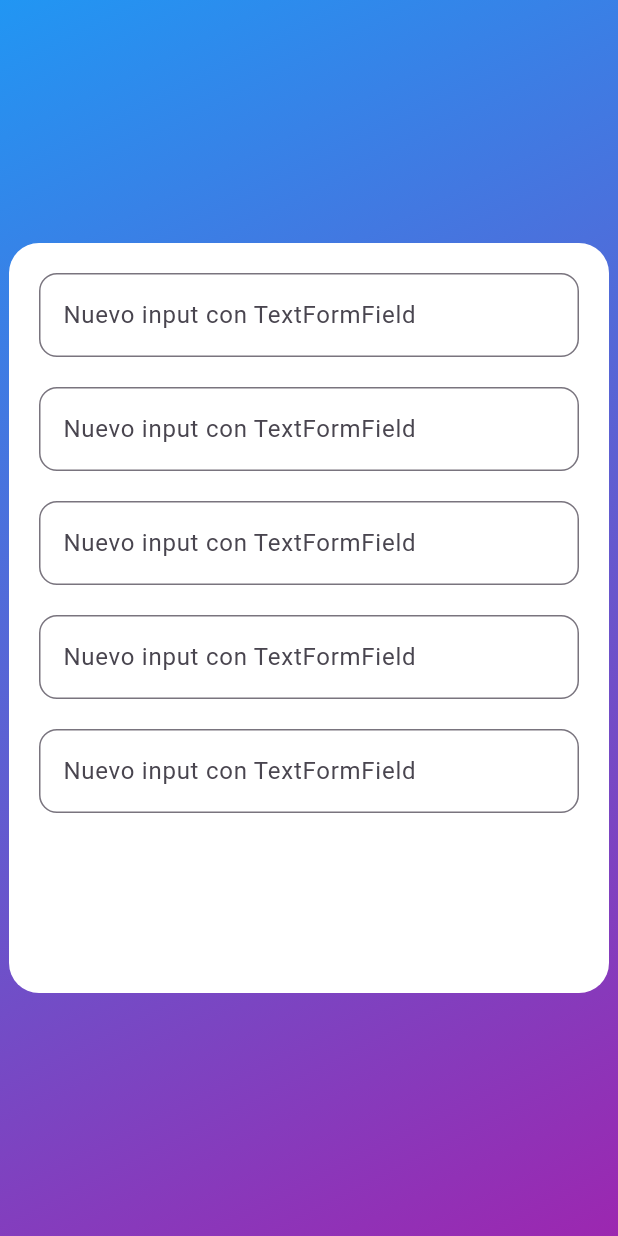
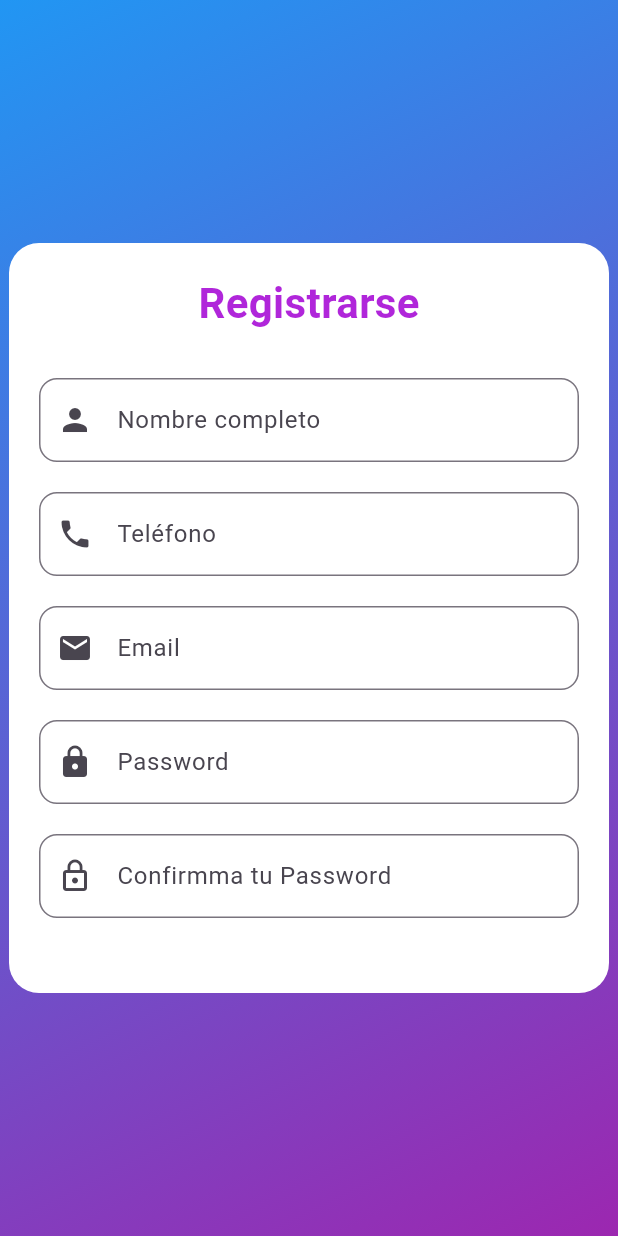
Before and after one commit to pcaliman2/Loginux, a Flutter app: the screen it shows after launch, on a phone screen of 412 x 824 dp. Run offline on Flutter 3.47's test engine with Material 3 defaults, Android fonts, the light colour scheme and no system bars.

Commit message:
iconos y texto

```diff
--- a/lib/main.dart
+++ b/lib/main.dart
@@ -40,65 +40,81 @@ class MyApp extends StatelessWidget {
                 // Con este Column puedo ir agregando elementos
                 child: Column(
                   children: [
-                    //  TextFormField 01
+                    Text(
+                      "Registrarse",
+                      style: TextStyle(
+                        fontSize: 28,
+                        fontWeight: FontWeight.bold,
+                        color: const Color.fromARGB(221, 164, 5, 212),
+                      ),
+                    ),
+
+                    const SizedBox(height: 30),
+
+                    //  TextFormField Nombre
                     TextFormField(
                       decoration: InputDecoration(
-                        labelText: "Nuevo input con TextFormField",
+                        labelText: "Nombre completo",
                         border: OutlineInputBorder(
                           borderRadius: BorderRadius.circular(12),
                         ),
+                        prefixIcon: Icon(Icons.person),
                       ),
                     ),
 
                     // espacio entre inputs
                     const SizedBox(height: 20),
 
-                    //  TextFormField 02
+                    //  TextFormField Telefono
                     TextFormField(
                       decoration: InputDecoration(
-                        labelText: "Nuevo input con TextFormField",
+                        labelText: "Teléfono",
                         border: OutlineInputBorder(
                           borderRadius: BorderRadius.circular(12),
                         ),
+                        prefixIcon: Icon(Icons.phone),
                       ),
                     ),
 
                     // espacio entre inputs
                     const SizedBox(height: 20),
 
-                    //  TextFormField 03
+                    //  TextFormField email
                     TextFormField(
                       decoration: InputDecoration(
-                        labelText: "Nuevo input con TextFormField",
+                        labelText: "Email",
                         border: OutlineInputBorder(
                           borderRadius: BorderRadius.circular(12),
                         ),
+                        prefixIcon: Icon(Icons.email),
                       ),
                     ),
 
                     // espacio entre inputs
                     const SizedBox(height: 20),
 
-                    //  TextFormField 04
+                    //  TextFormField Password
                     TextFormField(
                       decoration: InputDecoration(
-                        labelText: "Nuevo input con TextFormField",
+                        labelText: "Password",
                         border: OutlineInputBorder(
                           borderRadius: BorderRadius.circular(12),
                         ),
+                        prefixIcon: Icon(Icons.lock),
                       ),
                     ),
 
                     // espacio entre inputs
                     const SizedBox(height: 20),
 
-                    //  TextFormField 05
+                    //  TextFormField Confrmar Password
                     TextFormField(
                       decoration: InputDecoration(
-                        labelText: "Nuevo input con TextFormField",
+                        labelText: "Confirmma tu Password",
                         border: OutlineInputBorder(
                           borderRadius: BorderRadius.circular(12),
                         ),
+                        prefixIcon: Icon(Icons.lock_outline),
                       ),
                     ),
 
```
